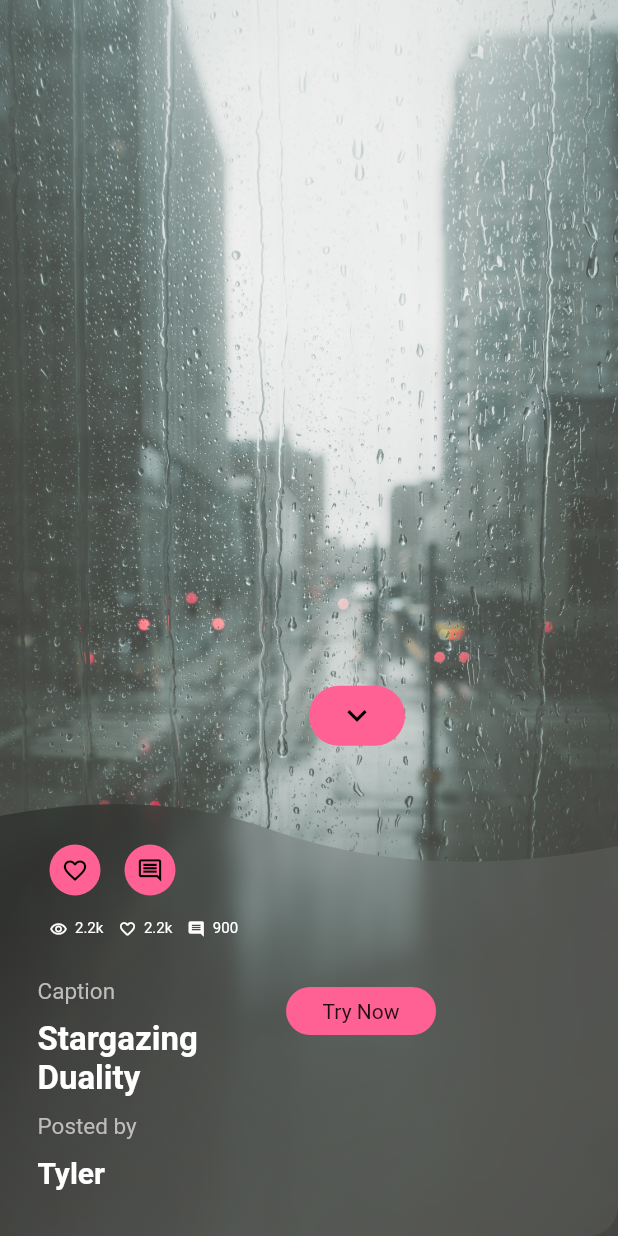
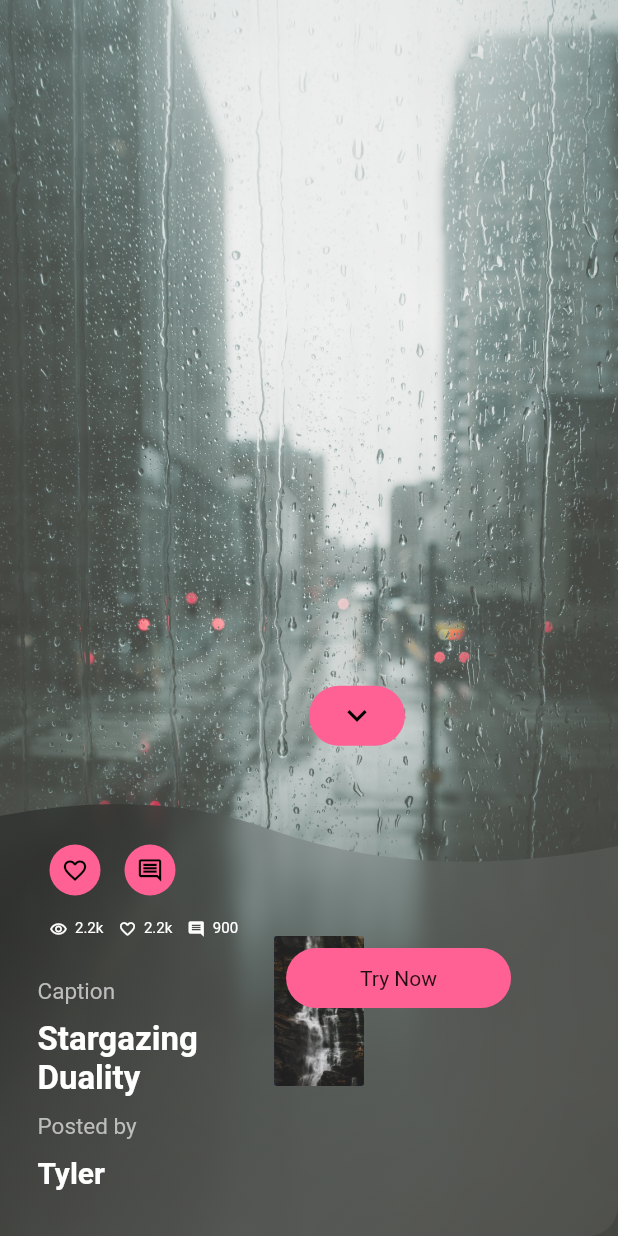
Before and after one commit to Saadaa7/task, a Flutter app: the screen it shows after launch, on a phone screen of 412 x 824 dp. Run offline on Flutter 3.47's test engine with Material 2 defaults, Android fonts, the phone set to English and light mode, and no system bars; drawn by our look-alikes of glassmorphism; our stand-ins replace flutter_custom_clippers.

Commit message:
widgets added in stack

```diff
--- a/lib/main.dart
+++ b/lib/main.dart
@@ -258,26 +258,87 @@ class _MyHomePageState extends State<MyHomePage> {
                                   crossAxisAlignment: CrossAxisAlignment.center,
                                   children: [
 
+                                    Stack(
+
+                                      children: [
+
+
+                                        Align(
+                                          alignment: Alignment.centerRight,
+                                          child: Container(
+                                            height: 100,
+                                            width: 60,
+                                            decoration: BoxDecoration(
+                                              borderRadius: BorderRadius.circular(2),
+                                              image: DecorationImage(
+                                                image:  AssetImage('images/cloud.jpg'),
+                                                fit: BoxFit.cover,
+                                              ),
+                                            ),
+                                          ),
+                                        ),
+
+                                        // Positioned(
+                                        //   left: 0,
+                                        //   child: ClipRRect(
+                                        //     borderRadius: BorderRadius.circular(10),
+                                        //     child: Image.asset(
+                                        //       'images/cloud.jpg',    // Replace with your image path
+                                        //       width: 60,             // Set the desired width
+                                        //       height: 100,
+                                        //       fit: BoxFit.cover,
+                                        //       // Set the desired height
+                                        //     ),
+                                        //   ),
+                                        // ),
+                                        //
+                                        // Positioned(
+                                        //   right: 0,
+                                        //   child: ClipRRect(
+                                        //     borderRadius: BorderRadius.circular(10),
+                                        //     child: Image.asset(
+                                        //       'images/cloud.jpg',    // Replace with your image path
+                                        //       width: 60,             // Set the desired width
+                                        //       height: 150,
+                                        //       fit: BoxFit.cover,
+                                        //       // Set the desired height
+                                        //     ),
+                                        //   ),
+                                        // ),
+
                                         Container(
+                                          height: 100,
+                                          width: 60,
                                           decoration: BoxDecoration(
-
+                                            borderRadius: BorderRadius.circular(2),
+                                            image: DecorationImage(
+                                              image:  AssetImage('images/location_background.jpg'),
+                                              fit: BoxFit.cover,
+                                            ),
                                           ),
                                         ),
                                         Padding(
                                           padding: const EdgeInsets.all(8.0),
+                                          child: Align(
+                                            alignment: Alignment.bottomCenter,
                                             child: Container(
-                                        width: 100,
+                                              width: 150,
+                                              height: 40,
                                               decoration: BoxDecoration(
                                                 borderRadius: BorderRadius.circular(20),
                                                 color: Color(0xFFFF6195),
                                               ),
 
-                                        child: Padding(
-                                          padding: const EdgeInsets.all(8.0),
                                               child: Center(child: Text('Try Now')),
                                             ),
                                           ),
                                         ),
+
+
+                                      ],
+                                    ),
+
+
                                   ],
                                 ),
                               )
```
Lines whose indentation alone changed are shown as unchanged.
